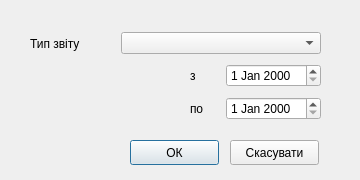
Qt form reportdialog.ui (moz6go/ShoesStore) before a commit.
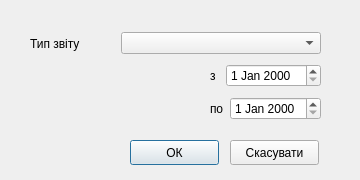
The same form after that commit.

What changed in the file:
```diff
--- a/reportdialog.ui
+++ b/reportdialog.ui
@@ -51,7 +51,7 @@
     <string>Скасувати</string>
    </property>
   </widget>
-  <widget class="QWidget" name="">
+  <widget class="QWidget" name="layoutWidget">
    <property name="geometry">
     <rect>
      <x>30</x>
@@ -80,12 +80,12 @@
     </item>
    </layout>
   </widget>
-  <widget class="QWidget" name="">
+  <widget class="QWidget" name="layoutWidget">
    <property name="geometry">
     <rect>
-     <x>190</x>
+     <x>210</x>
      <y>60</y>
-     <width>131</width>
+     <width>111</width>
      <height>64</height>
     </rect>
    </property>
```
